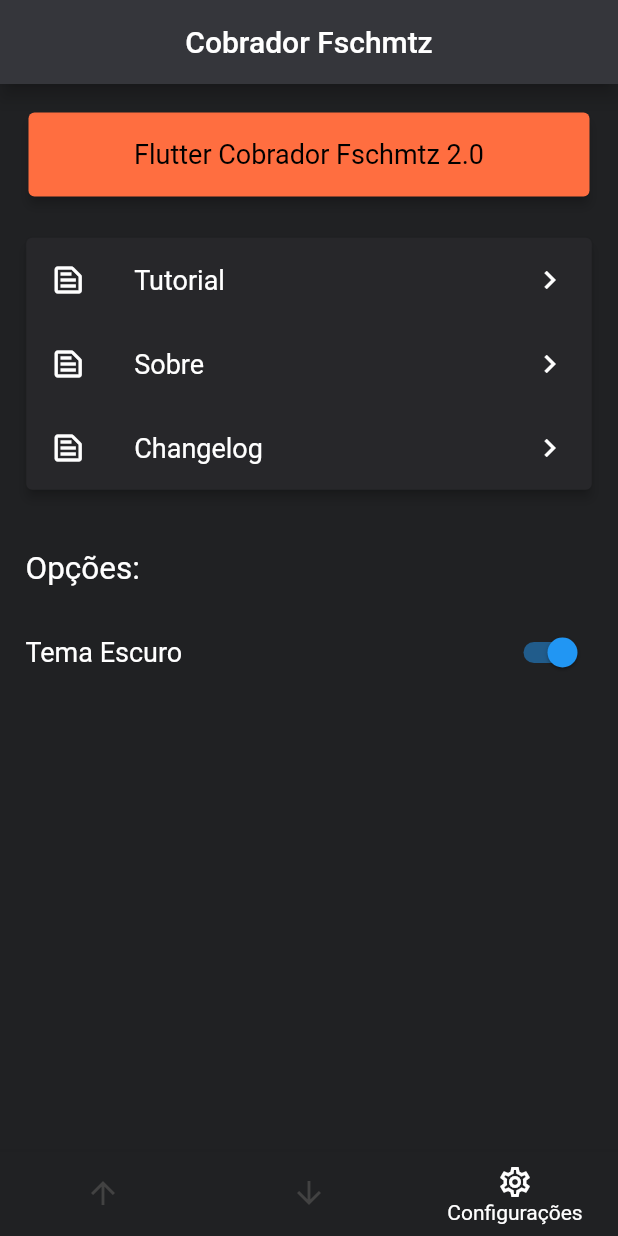
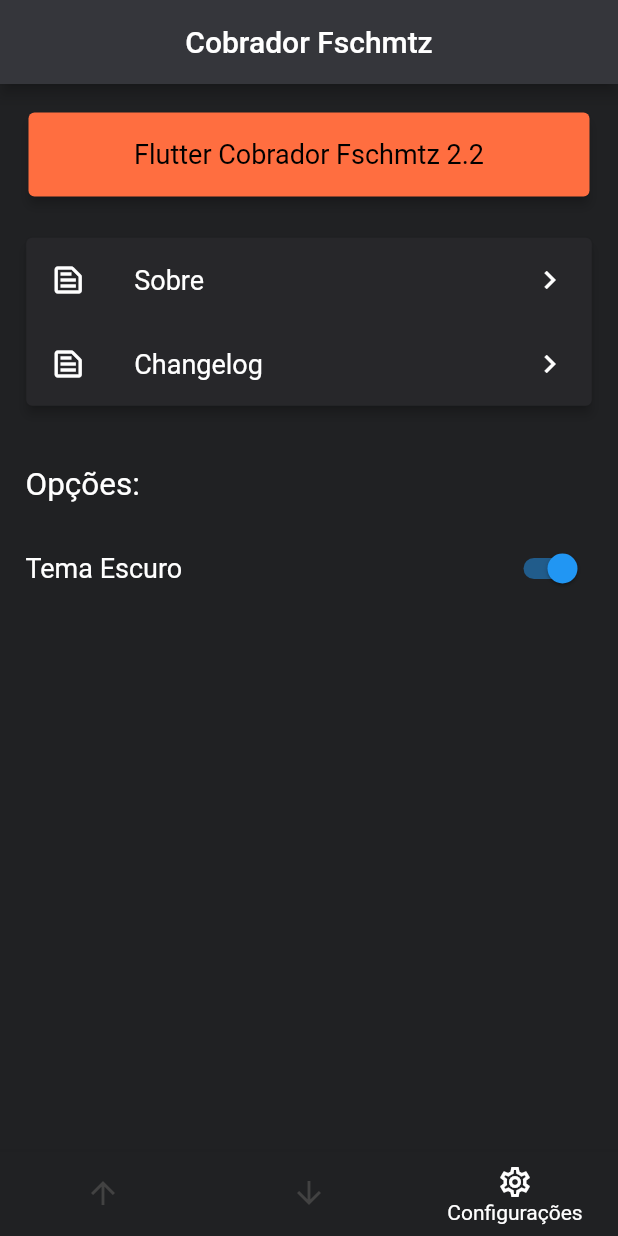
Before and after one commit to Fschmatz/cobrador, a Flutter app: the screen it shows after launch, item 3 of the bottom bar chosen, on a phone screen of 412 x 824 dp. Run offline on Flutter 3.47's test engine with Material 2 defaults, Android fonts, the phone set to English and light mode, and no system bars; our stand-ins replace shared_preferences, sqflite; accounts and stored records are empty.

Commit message:
Update V2.2.0

```diff
--- a/lib/pages/configs.dart
+++ b/lib/pages/configs.dart
@@ -4,7 +4,6 @@
 import 'package:provider/provider.dart';
 import 'configsPages/about.dart';
 import 'configsPages/changelog.dart';
-import 'configsPages/tutorial.dart';
 
 class Configs extends StatefulWidget {
   @override
@@ -54,24 +53,6 @@
                 margin: const EdgeInsets.all(0.5),
                 child: Column(
                   children: <Widget>[
-                    ListTile(
-                      leading: Icon(Icons.text_snippet_outlined),
-                      trailing: Icon(Icons.keyboard_arrow_right),
-                      title: Text(
-                        "Tutorial",
-                        style: TextStyle(fontSize: 18),
-                      ),
-                      onTap: () {
-
-                        Navigator.push(
-                            context,
-                            MaterialPageRoute<void>(
-                              builder: (BuildContext context) =>
-                                  Tutorial(),
-                              fullscreenDialog: true,
-                            ));
-                      },
-                    ),
                     ListTile(
                       leading: Icon(Icons.text_snippet_outlined),
                       trailing: Icon(Icons.keyboard_arrow_right),
--- a/lib/pages/home.dart
+++ b/lib/pages/home.dart
@@ -37,15 +37,13 @@
     pageList.add(Configs());
 
     return Scaffold(
-        resizeToAvoidBottomPadding: false,
 
         //TOPO
         appBar: AppBar(
-            elevation: 5.0,
+            elevation: 4.0,
             title: Text(versaoNomeChangelog.nomeApp),
             centerTitle: true,
         ),
-
 
         body: IndexedStack(
           index: _currentIndex,
@@ -56,10 +54,6 @@
         bottomNavigationBar: BottomNavigationBar(
             showSelectedLabels: true,
             showUnselectedLabels: false,
-
-          //MAIS TARDE REMOVER O FIXED QUANDO DESATIVaR O TESTE DB ?
-          //type: BottomNavigationBarType.fixed,
-
 
           currentIndex: _currentIndex,
             elevation: 5.0,
--- a/lib/util/versaoNomeChangelog.dart
+++ b/lib/util/versaoNomeChangelog.dart
@@ -1,7 +1,7 @@
 class versaoNomeChangelog{
 
   //se mudar o nome não esquecer de alterar, no manifesto
-  static String versaoApp = "2.0";
+  static String versaoApp = "2.2";
   static String nomeApp = "Cobrador Fschmtz";
 
 
@@ -10,15 +10,21 @@
 
 Versão Atual:
 
+2.2
+- Update Flutter 2.0
+- Correções
+  ''';
+
+  static String changelog = '''
+
+2.1
+- Correções
+
 2.0
 - Editar itens finalizado
 - Correções
 - Ícone novo
 - Adicionado Tutorial
-  ''';
-
-
-  static String changelog = '''
 
 1.9
 - Adicionados checks para todos os
--- a/pubspec.yaml
+++ b/pubspec.yaml
@@ -15,7 +15,7 @@
 # In iOS, build-name is used as CFBundleShortVersionString while build-number used as CFBundleVersion.
 # Read more about iOS versioning at
 # https://developer.apple.com/library/archive/documentation/General/Reference/InfoPlistKeyReference/Articles/CoreFoundationKeys.html
-version: 1.0.0+1
+version: 2.2.0
 
 environment:
   sdk: ">=2.7.0 <3.0.0"
```
Also changed, not shown: lib/logica/databaseHelper.dart (deleted, +0 -96 lines), lib/pages/configsPages/tutorial.dart (deleted, +0 -55 lines), lib/pages/dialogEditarDivida.dart (+2 -9 lines), lib/pages/dialogEditarEmprestimo.dart (+2 -8 lines), lib/pages/dialogNovaDivida.dart (+2 -13 lines), lib/pages/dialogNovoEmprestimo.dart (+3 -14 lines), lib/pages/dividasPG.dart (+0 -7 lines), lib/pages/emprestimosPG.dart (+0 -8 lines), pubspec.lock.
